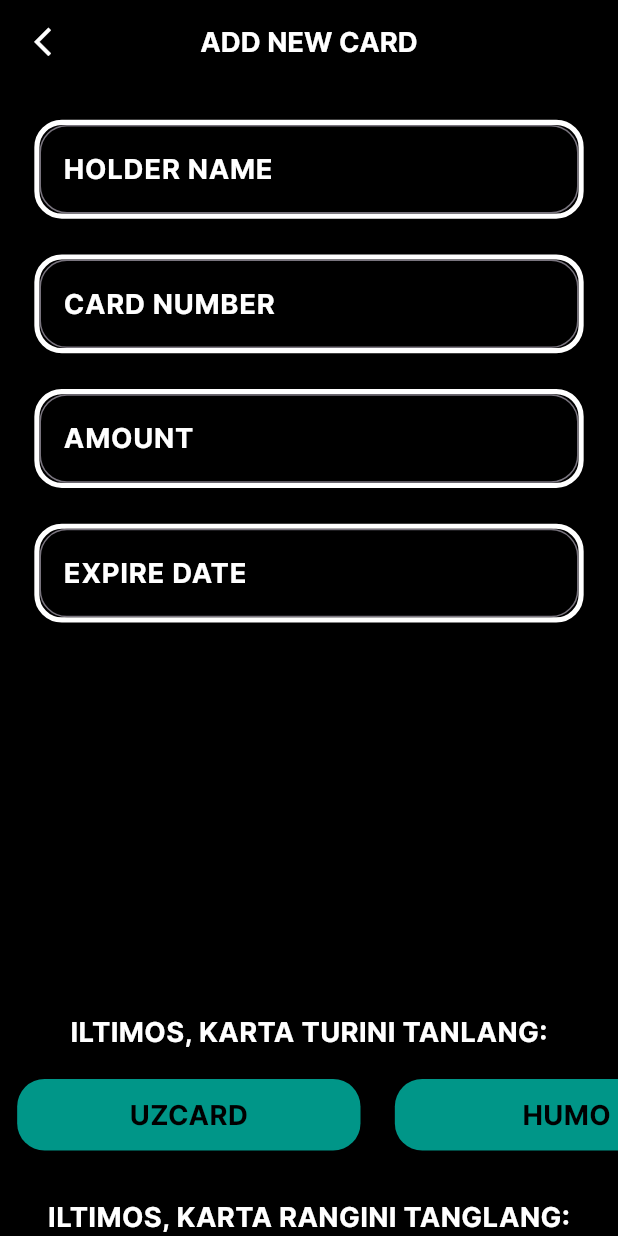
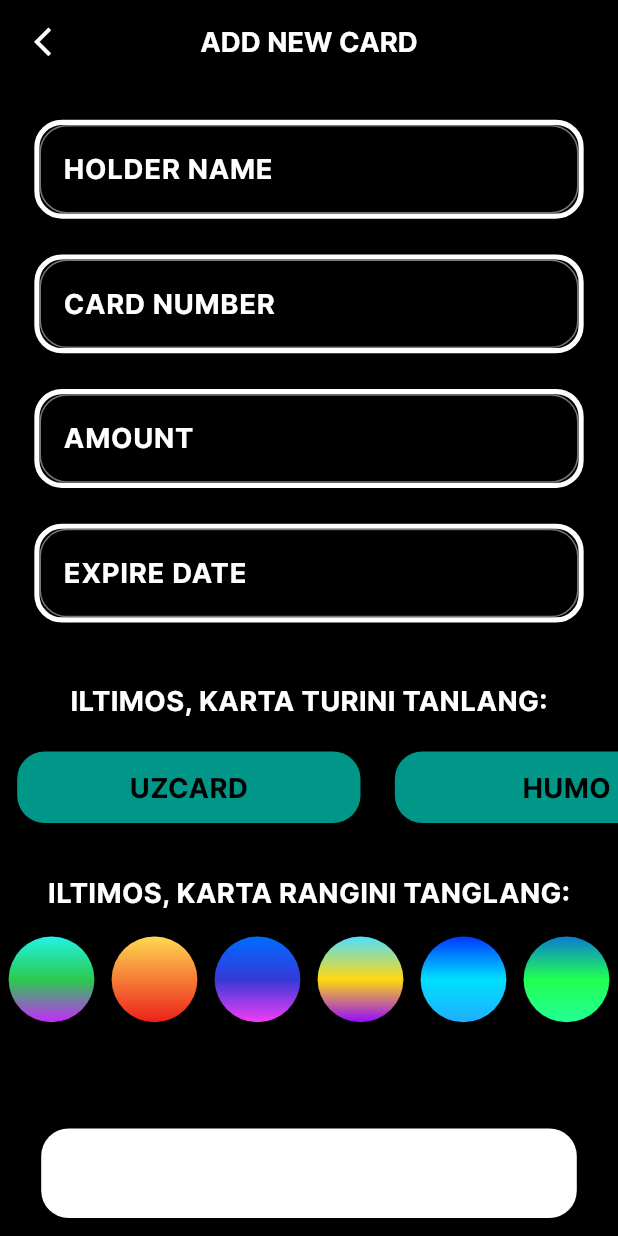
Before and after one commit to abdushukur77/practidse, a Flutter app: the AddNewCardScreen screen opened directly, on a phone screen of 412 x 824 dp. Run offline on Flutter 3.47's test engine with Material 3 defaults, Android fonts, the phone set to English and light mode, and no system bars; drawn by our look-alikes of zoom_tap_animation; our stand-ins replace dio, flutter_bloc, flutter_local_notifications, flutter_screenutil, permission_handler; network calls fail.

Commit message:
INITIAL COMMIT

```diff
--- a/lib/blocs/books/cards_event.dart
+++ b/lib/blocs/books/cards_event.dart
@@ -9,6 +9,7 @@
 
   AddCardEvent({required this.cardModel});
 }
+
 class UpdateCardEvent extends CardsEvent {
   final CardModel cardModel;
 
--- a/lib/blocs/books/cards_state.dart
+++ b/lib/blocs/books/cards_state.dart
@@ -17,6 +17,7 @@
 
   AddCardState(this.cardModel);
 }
+
 class UpdateCardState extends CardsState {
   final CardModel cardModel;
 
--- a/lib/screens/add_new_card/add_mew_card_screen.dart
+++ b/lib/screens/add_new_card/add_mew_card_screen.dart
@@ -86,10 +86,10 @@
           mainAxisAlignment: MainAxisAlignment.start,
           children: [
             Expanded(
-              flex: 10,
+              flex: 6,
               child: SingleChildScrollView(
                 scrollDirection: Axis.vertical,
-                physics: const BouncingScrollPhysics(),
+                physics: const NeverScrollableScrollPhysics(),
                 padding: EdgeInsets.symmetric(
                   horizontal: 20.w,
                   vertical: 10.h,
@@ -205,13 +205,172 @@
                   color: AppColors.white,
                 ),
               ),
-            )
+            ),
+            SizedBox(
+              height: 10.h,
+            ),
+            Expanded(
+                child: SingleChildScrollView(
+              scrollDirection: Axis.horizontal,
+              physics: const BouncingScrollPhysics(),
+              child: Row(
+                mainAxisAlignment: MainAxisAlignment.spaceBetween,
+                children: [
+                  ...List.generate(
+                    gradientColors.length,
+                    (index) => ZoomTapAnimation(
+                      child: Container(
+                        margin: EdgeInsets.symmetric(
+                          horizontal: 5.w,
+                        ),
+                        height: 50.w,
+                        width: 50.w,
+                        decoration: BoxDecoration(
+                          shape: BoxShape.circle,
+                          gradient: LinearGradient(
+                            begin: Alignment.topCenter,
+                            end: Alignment.bottomCenter,
+                            colors: gradientColors[index],
+                          ),
+                        ),
+                      ),
+                    ),
+                  ),
+                ],
+              ),
+            )),
+            const Spacer(),
+            Padding(
+              padding: EdgeInsets.symmetric(
+                horizontal: 24.w,
+              ),
+              child: Ink(
+                height: 50.h,
+                width: double.infinity,
+                decoration: BoxDecoration(
+                  color: AppColors.white,
+                  borderRadius: BorderRadius.circular(
+                    16.r,
+                  ),
+                ),
+              ),
+            ),
+            SizedBox(
+              height: 10.h,
+            ),
           ],
         ),
       ),
     );
   }
 }
+
+List<List<Color>> gradientColors = [
+  [
+    const Color(0xFF23F2E6),
+    const Color(0xFF2ACB4E),
+    const Color(0xFFC529FC),
+  ],
+  [
+    const Color(0xFFFFD951),
+    const Color(0xFFEC201B),
+  ],
+  [
+    const Color(0xFF006BFF),
+    const Color(0xFF343AD7),
+    const Color(0xFFF43DF7),
+  ],
+  [
+    const Color(0xFF4EDFFF),
+    const Color(0xFFFFD90F),
+    const Color(0xFF930BFD),
+  ],
+  [
+    const Color(0xFF0038FF),
+    const Color(0xFF00E0FF),
+    const Color(0xFF1FAEFF),
+  ],
+  [
+    const Color(0xFF0A7CCF),
+    const Color(0xFF22FF53),
+    const Color(0xFF22FF95),
+  ],
+  [
+    const Color(0xFF4D20FF),
+    const Color(0xFFE46289),
+    const Color(0xFFFF5789),
+  ],
+  [
+    const Color(0xFF00FFC2),
+    const Color(0xFF1CF2CC),
+    const Color(0xFF2F9FF1),
+  ],
+  [
+    const Color(0xFF001973),
+    const Color(0xFF00AAB8),
+    const Color(0xFF00E0FF),
+    const Color(0xFF423FC3),
+  ],
+  [
+    const Color(0xFFFF29A8),
+    const Color(0xFFFF7A00),
+    const Color(0xFFFFD481),
+  ],
+  [
+    const Color(0xFFFFDCC5),
+    const Color(0xFFB515D0),
+    const Color(0xFFB515D0).withOpacity(
+      0.8,
+    ),
+  ],
+  [
+    const Color(0xFF4EDFFF),
+    const Color(0xFF6A24FE),
+    const Color(0xFF929CF3),
+  ],
+  [
+    const Color(0xFF3F00B9),
+    const Color(0xFFE507B6),
+    const Color(0xFFFF8993),
+  ],
+  [
+    const Color(0xFF00EAFF),
+    const Color(0xFF4E29E4),
+    const Color(0xFF6A40D3),
+    const Color(0xFF9AAAFF),
+  ],
+  [
+    const Color(0xFF0466EE),
+    const Color(0xFF35DDA1),
+    const Color(0xFF46B835),
+  ],
+  [
+    const Color(0xFF0032EF),
+    const Color(0xFF1AC7FF),
+    const Color(0xFF339DFF),
+    const Color(0xFFFF16F0),
+  ],
+  [
+    const Color(0xFF9020FF),
+    const Color(0xFFEB20B2),
+    const Color(0xFFFF8B20),
+  ],
+  [
+    const Color(0xFF20E4FF),
+    const Color(0xFF4D20FF),
+    const Color(0xFFFFD90F),
+  ],
+  [
+    const Color(0xFF00A3FF),
+    const Color(0xFFFFBE40),
+    const Color(0xFFFFF065),
+  ],
+  [
+    const Color(0xFFFF22F6),
+    const Color(0xFFFF9900),
+    const Color(0xFF00A3FF),
+  ],
+];
 
 List<String> cardTypes = [
   "UZCARD",
```
Also changed, not shown: lib/data/models/card/network_response.dart (line endings or trailing spaces).
